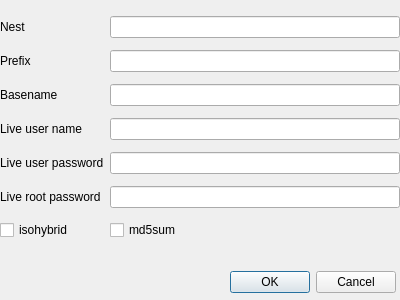
Old version of the form src/ui/config.ui in the repository pieroproietti/pengui.
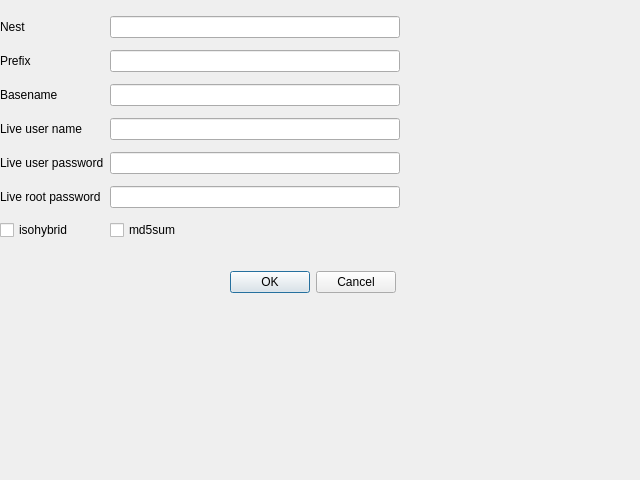
New version of the form.

Commit message: re-centered Dialogs

What changed in the file:
```diff
--- a/src/ui/config.ui
+++ b/src/ui/config.ui
@@ -7,20 +7,20 @@
    <rect>
     <x>0</x>
     <y>0</y>
-    <width>400</width>
-    <height>300</height>
+    <width>640</width>
+    <height>480</height>
    </rect>
   </property>
   <property name="minimumSize">
    <size>
-    <width>400</width>
-    <height>300</height>
+    <width>640</width>
+    <height>480</height>
    </size>
   </property>
   <property name="maximumSize">
    <size>
-    <width>400</width>
-    <height>300</height>
+    <width>640</width>
+    <height>480</height>
    </size>
   </property>
   <property name="windowTitle">
```
The commit also changes 4 other files.
